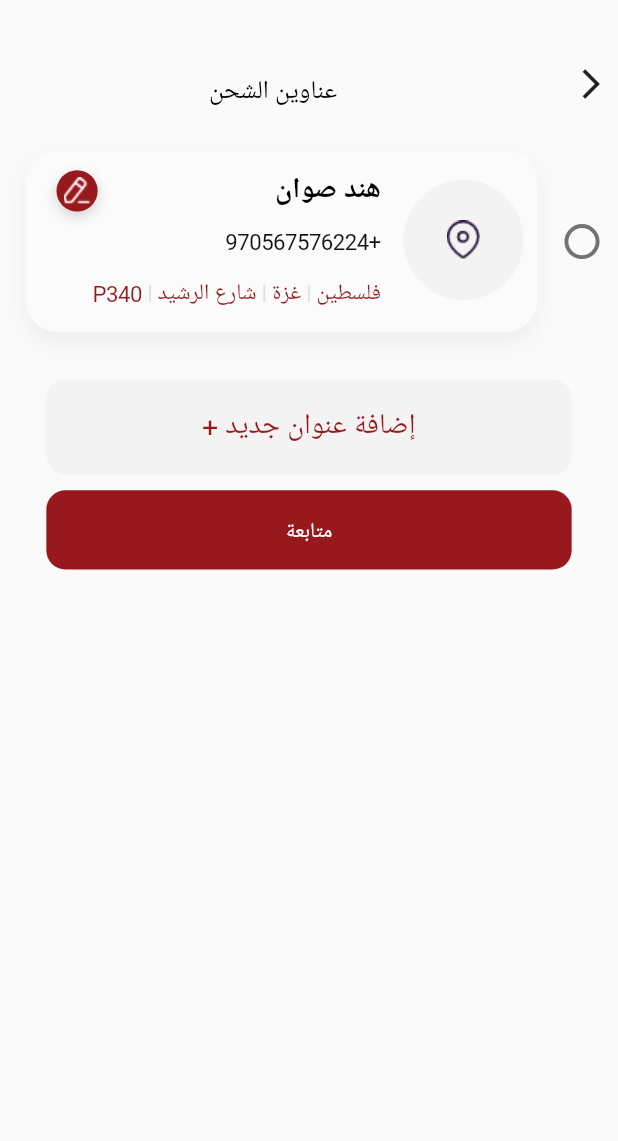
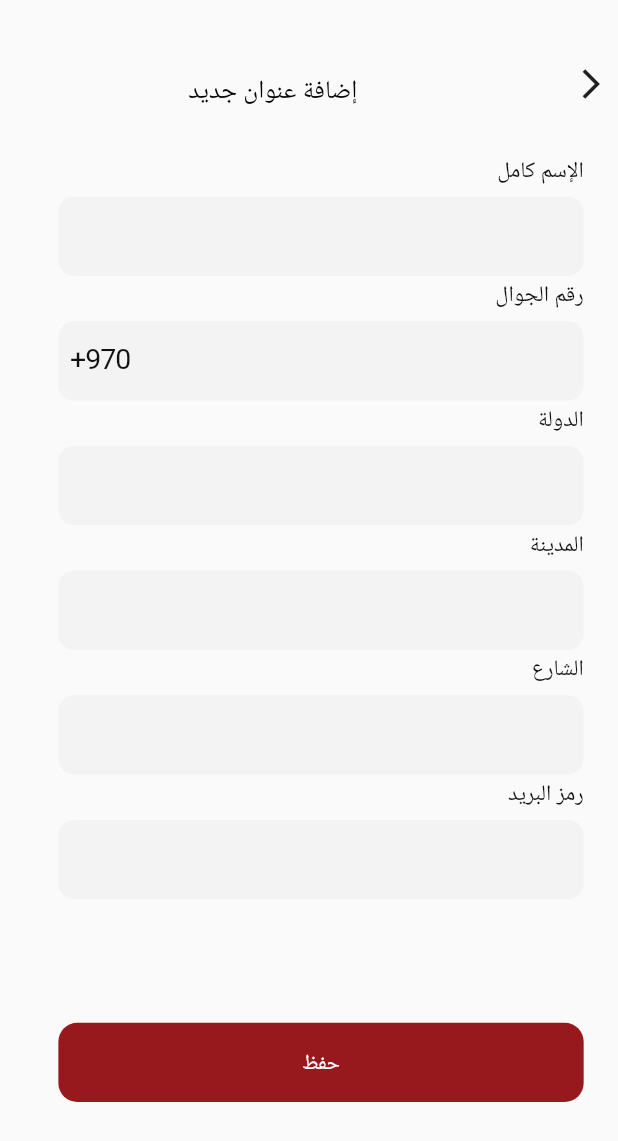
Before and after one commit to Mohamed-Salem7/Bazaar_app, a Flutter app: the ShippingAddresses screen opened directly, after a tap on "إضافة عنوان جديد +", on a phone screen of 412 x 824 dp. Shown: the top 1141 px of the screen. Run offline on Flutter 3.47's test engine with Material 2 defaults, Android fonts, the phone set to English and light mode, and no system bars; our stand-ins replace buttons_tabbar, carousel_slider, flutter_bloc, flutter_screenutil, get, google_fonts; missing offline and left inert: country_state_city_picker; Roboto replaces fonts that are missing (Tajawal).

Commit message:
master-commit

```diff
--- /dev/null
+++ b/lib/presntaion/layers/Setting/screen/shipping_addresses/add_new_address.dart
@@ -0,0 +1,62 @@
+import 'package:bazaar/presntaion/layers/Setting/screen/shipping_addresses/widget/text_field_address.dart';
+import 'package:bazaar/presntaion/utils/App_Color.dart';
+import 'package:bazaar/presntaion/utils/Global%20widget/Main_Button.dart';
+import 'package:bazaar/presntaion/utils/Global%20widget/Title_Widget.dart';
+import 'package:flutter/material.dart';
+import 'package:flutter_screenutil/flutter_screenutil.dart';
+import 'package:google_fonts/google_fonts.dart';
+
+class AddNewAddress extends StatelessWidget {
+  const AddNewAddress({Key? key}) : super(key: key);
+
+  @override
+  Widget build(BuildContext context) {
+    List<String> title = [
+      'الإسم كامل',
+      'رقم الجوال',
+      'الدولة',
+      'المدينة',
+      'الشارع',
+      'رمز البريد',
+    ];
+
+    List<bool> isPhone = [
+      false,
+      true,
+      false,
+      false,
+      false,
+      false,
+    ];
+    return Directionality(
+      textDirection: TextDirection.rtl,
+      child: Scaffold(
+        body: Padding(
+          padding: EdgeInsets.symmetric(vertical: 10.h),
+          child: Column(
+            crossAxisAlignment: CrossAxisAlignment.start,
+            children: [
+              const TitleWidget(
+                  title: 'إضافة عنوان جديد', isEditProfile: false),
+              SizedBox(
+                height: 550.h,
+                child: ListView.builder(
+                    physics: const BouncingScrollPhysics(),
+                    padding: const EdgeInsets.all(0),
+                    itemBuilder: (context, index) => TextFieldAddAddress(
+                          title: title[index],
+                          isPhone: isPhone[index],
+                        ),
+                    itemCount: title.length),
+              ),
+              Padding(
+                padding: EdgeInsets.symmetric(horizontal: 20.w),
+                child: MainButton(title: 'حفظ', function: () {}),
+              ),
+            ],
+          ),
+        ),
+      ),
+    );
+  }
+}
--- a/lib/presntaion/layers/Setting/screen/shipping_addresses/shipping_addresses_screen.dart
+++ b/lib/presntaion/layers/Setting/screen/shipping_addresses/shipping_addresses_screen.dart
@@ -1,3 +1,4 @@
+import 'package:bazaar/presntaion/layers/Setting/screen/shipping_addresses/add_new_address.dart';
 import 'package:bazaar/presntaion/layers/Setting/screen/shipping_addresses/widget/Box_Address.dart';
 import 'package:bazaar/presntaion/utils/App_Color.dart';
 import 'package:bazaar/presntaion/utils/Global%20widget/Main_Button.dart';
@@ -5,6 +6,7 @@ import 'package:bazaar/presntaion/utils/Global%20widget/Secondry_Button.dart';
 import 'package:bazaar/presntaion/utils/Global%20widget/Title_Widget.dart';
 import 'package:flutter/material.dart';
 import 'package:flutter_screenutil/flutter_screenutil.dart';
+import 'package:get/get.dart';
 import 'package:google_fonts/google_fonts.dart';
 
 class ShippingAddresses extends StatelessWidget {
@@ -16,7 +18,7 @@ class ShippingAddresses extends StatelessWidget {
       textDirection: TextDirection.rtl,
       child: Scaffold(
         body: Padding(
-          padding: EdgeInsets.symmetric(vertical: 10.h, horizontal: 0.w),
+          padding: EdgeInsets.symmetric(vertical: 10.h,),
           child: Column(
             children: [
               const TitleWidget(
@@ -29,7 +31,10 @@ class ShippingAddresses extends StatelessWidget {
               ),
               SecondaryButton(
                 title: 'إضافة عنوان جديد +',
-                function: () {},
+                function: ()
+                {
+                  Get.to(const AddNewAddress(),transition: Transition.rightToLeft);
+                },
               ),
               MainButton(title: 'متابعة', function: () {}),
             ],
--- /dev/null
+++ b/lib/presntaion/layers/Setting/screen/shipping_addresses/widget/text_field_address.dart
@@ -0,0 +1,66 @@
+import 'package:bazaar/presntaion/utils/App_Color.dart';
+import 'package:flutter/material.dart';
+import 'package:flutter_screenutil/flutter_screenutil.dart';
+import 'package:google_fonts/google_fonts.dart';
+
+class TextFieldAddAddress extends StatelessWidget {
+  const TextFieldAddAddress({Key? key, required this.title, required this.isPhone}) : super(key: key);
+
+  final String title;
+  final bool isPhone;
+
+  @override
+  Widget build(BuildContext context) {
+    return Padding(
+      padding: EdgeInsets.symmetric(horizontal: 20.w),
+      child: Column(
+        crossAxisAlignment: CrossAxisAlignment.start,
+        children: [
+          Text(
+            title,
+            style: GoogleFonts.roboto(
+              fontSize: 14.sp,
+              color: AppColor.black2,
+              letterSpacing: -0.33764706039428716.spMin,
+              height: 1.57.h,
+            ),
+            textAlign: TextAlign.right,
+          ),
+          SizedBox(
+            height: 5.h,
+          ),
+          Container(
+            width: 306.w,
+            height: 50.h,
+            decoration: BoxDecoration(
+              borderRadius: BorderRadius.circular(10.r),
+              color: AppColor.white3,
+            ),
+            child: TextFormField(
+              cursorColor: AppColor.mainColor,
+              style: GoogleFonts.roboto(
+                fontSize: 14.sp,
+                color: AppColor.black2,
+                letterSpacing: -0.33764706039428716.spMin,
+                height: 1.57.h,
+              ),
+              decoration: InputDecoration(
+                suffixIcon: isPhone ? Text(
+                  '970+',
+                  style: TextStyle(
+                    fontSize: 18.sp,
+                    color: AppColor.black2,
+                    letterSpacing: -0.6428571624755859.spMin,
+                    height: 2.0.h,
+                  ),
+                ): null,
+                contentPadding: EdgeInsets.symmetric(horizontal: 8.w),
+                border: InputBorder.none,
+              ),
+            ),
+          ),
+        ],
+      ),
+    );
+  }
+}
```
